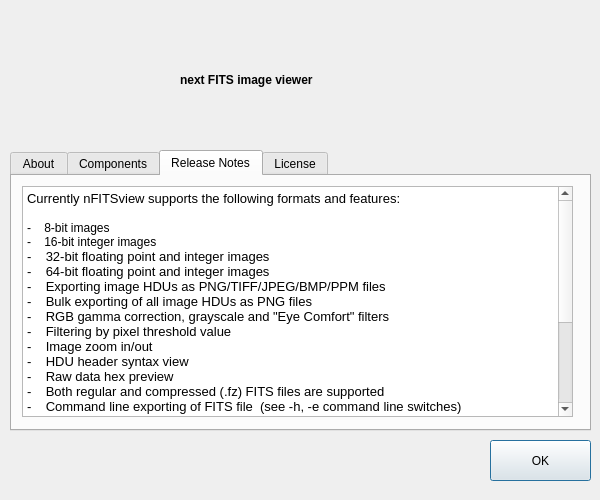
Above: aboutdialog.ui from surhh/nfitsview before the change. Below: the same form after it.
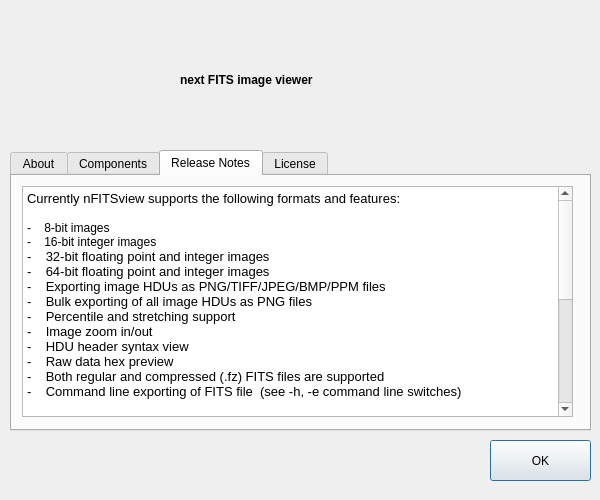
That is the form after the change. The open tabs and pages were chosen to show the change. Icons and pictures are not drawn.

Commit message: Major changes: continuing to add histogram, percentile and stretching

The edit to the form file:
```diff
--- a/aboutdialog.ui
+++ b/aboutdialog.ui
@@ -224,8 +224,7 @@
 &lt;p style=&quot; margin-top:0px; margin-bottom:0px; margin-left:0px; margin-right:0px; -qt-block-indent:0; text-indent:0px;&quot;&gt;-    64-bit floating point and integer images&lt;/p&gt;
 &lt;p style=&quot; margin-top:0px; margin-bottom:0px; margin-left:0px; margin-right:0px; -qt-block-indent:0; text-indent:0px;&quot;&gt;-    Exporting image HDUs as PNG/TIFF/JPEG/BMP/PPM files&lt;/p&gt;
 &lt;p style=&quot; margin-top:0px; margin-bottom:0px; margin-left:0px; margin-right:0px; -qt-block-indent:0; text-indent:0px;&quot;&gt;-    Bulk exporting of all image HDUs as PNG files&lt;/p&gt;
-&lt;p style=&quot; margin-top:0px; margin-bottom:0px; margin-left:0px; margin-right:0px; -qt-block-indent:0; text-indent:0px;&quot;&gt;-    RGB gamma correction, grayscale and &amp;quot;Eye Comfort&amp;quot; filters&lt;/p&gt;
-&lt;p style=&quot; margin-top:0px; margin-bottom:0px; margin-left:0px; margin-right:0px; -qt-block-indent:0; text-indent:0px;&quot;&gt;-    Filtering by pixel threshold value&lt;/p&gt;
+&lt;p style=&quot; margin-top:0px; margin-bottom:0px; margin-left:0px; margin-right:0px; -qt-block-indent:0; text-indent:0px;&quot;&gt;-    Percentile and stretching support&lt;/p&gt;
 &lt;p style=&quot; margin-top:0px; margin-bottom:0px; margin-left:0px; margin-right:0px; -qt-block-indent:0; text-indent:0px;&quot;&gt;-    Image zoom in/out&lt;/p&gt;
 &lt;p style=&quot; margin-top:0px; margin-bottom:0px; margin-left:0px; margin-right:0px; -qt-block-indent:0; text-indent:0px;&quot;&gt;-    HDU header syntax view&lt;/p&gt;
 &lt;p style=&quot; margin-top:0px; margin-bottom:0px; margin-left:0px; margin-right:0px; -qt-block-indent:0; text-indent:0px;&quot;&gt;-    Raw data hex preview&lt;/p&gt;
@@ -236,9 +235,16 @@
 &lt;p style=&quot;-qt-paragraph-type:empty; margin-top:0px; margin-bottom:0px; margin-left:0px; margin-right:0px; -qt-block-indent:0; text-indent:0px;&quot;&gt;&lt;br /&gt;&lt;/p&gt;
 &lt;p style=&quot; margin-top:0px; margin-bottom:0px; margin-left:0px; margin-right:0px; -qt-block-indent:0; text-indent:0px;&quot;&gt;Fixes and new features in this release:&lt;/p&gt;
 &lt;p style=&quot;-qt-paragraph-type:empty; margin-top:0px; margin-bottom:0px; margin-left:0px; margin-right:0px; -qt-block-indent:0; text-indent:0px;&quot;&gt;&lt;br /&gt;&lt;/p&gt;
-&lt;p style=&quot; margin-top:0px; margin-bottom:0px; margin-left:0px; margin-right:0px; -qt-block-indent:0; text-indent:0px;&quot;&gt;- Fixed performance issue of gamma correction from the previous release   &lt;/p&gt;
-&lt;p style=&quot; margin-top:0px; margin-bottom:0px; margin-left:0px; margin-right:0px; -qt-block-indent:0; text-indent:0px;&quot;&gt;  (re-enabled OpenMP for that part of code)&lt;/p&gt;
-&lt;p style=&quot;-qt-paragraph-type:empty; margin-top:0px; margin-bottom:0px; margin-left:0px; margin-right:0px; -qt-block-indent:0; text-indent:0px;&quot;&gt;&lt;br /&gt;&lt;/p&gt;
+&lt;p style=&quot; margin-top:0px; margin-bottom:0px; margin-left:0px; margin-right:0px; -qt-block-indent:0; text-indent:0px;&quot;&gt;Major changes are done in this release:&lt;/p&gt;
+&lt;p style=&quot; margin-top:0px; margin-bottom:0px; margin-left:0px; margin-right:0px; -qt-block-indent:0; text-indent:0px;&quot;&gt;- Removed Gamma Correction funtionality, replaced it with more scientific    &lt;/p&gt;
+&lt;p style=&quot; margin-top:0px; margin-bottom:0px; margin-left:0px; margin-right:0px; -qt-block-indent:0; text-indent:0px;&quot;&gt;  visualization approach&lt;/p&gt;
+&lt;p style=&quot; margin-top:0px; margin-bottom:0px; margin-left:0px; margin-right:0px; -qt-block-indent:0; text-indent:0px;&quot;&gt;- Added percentile and stretching functionality&lt;/p&gt;
+&lt;p style=&quot; margin-top:0px; margin-bottom:0px; margin-left:0px; margin-right:0px; -qt-block-indent:0; text-indent:0px;&quot;&gt;- Added distribution histogram graph&lt;/p&gt;
+&lt;p style=&quot; margin-top:0px; margin-bottom:0px; margin-left:0px; margin-right:0px; -qt-block-indent:0; text-indent:0px;&quot;&gt;- Disabled OpenMP support, in many cases it didn't provide the expected  &lt;/p&gt;
+&lt;p style=&quot; margin-top:0px; margin-bottom:0px; margin-left:0px; margin-right:0px; -qt-block-indent:0; text-indent:0px;&quot;&gt;  performance increase&lt;/p&gt;
+&lt;p style=&quot; margin-top:0px; margin-bottom:0px; margin-left:0px; margin-right:0px; -qt-block-indent:0; text-indent:0px;&quot;&gt;- Lots of changes are done in conversion functions&lt;/p&gt;
+&lt;p style=&quot; margin-top:0px; margin-bottom:0px; margin-left:0px; margin-right:0px; -qt-block-indent:0; text-indent:0px;&quot;&gt;- Fixed minor bugs&lt;/p&gt;
+&lt;p style=&quot; margin-top:0px; margin-bottom:0px; margin-left:0px; margin-right:0px; -qt-block-indent:0; text-indent:0px;&quot;&gt;- Minor UI changes&lt;/p&gt;
 &lt;p style=&quot;-qt-paragraph-type:empty; margin-top:0px; margin-bottom:0px; margin-left:0px; margin-right:0px; -qt-block-indent:0; text-indent:0px; font-family:'Sans Serif'; font-size:9pt;&quot;&gt;&lt;br /&gt;&lt;/p&gt;&lt;/body&gt;&lt;/html&gt;</string>
      </property>
     </widget>
```
The commit also changes 2 other files.
